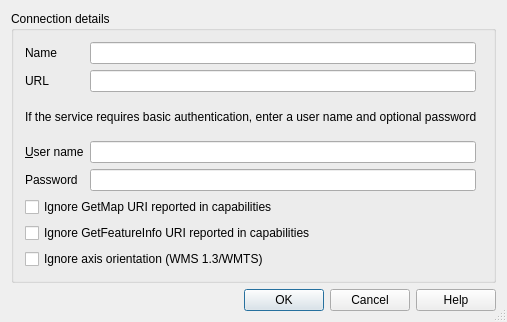
Qt form src/ui/qgsnewhttpconnectionbase.ui (qgis/QGIS) before a commit.
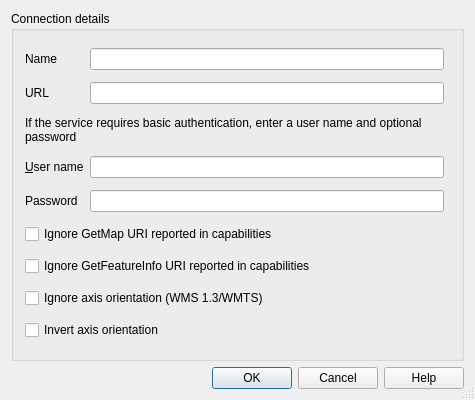
The same form after that commit.

Diff of the .ui file:
```diff
--- a/src/ui/qgsnewhttpconnectionbase.ui
+++ b/src/ui/qgsnewhttpconnectionbase.ui
@@ -6,8 +6,8 @@
    <rect>
     <x>0</x>
     <y>0</y>
-    <width>507</width>
-    <height>322</height>
+    <width>475</width>
+    <height>400</height>
    </rect>
   </property>
   <property name="windowTitle">
@@ -48,6 +48,12 @@
       </item>
       <item row="4" column="0" colspan="3">
        <widget class="QLabel" name="label">
+        <property name="sizePolicy">
+         <sizepolicy hsizetype="Minimum" vsizetype="Fixed">
+          <horstretch>0</horstretch>
+          <verstretch>0</verstretch>
+         </sizepolicy>
+        </property>
         <property name="text">
          <string>If the service requires basic authentication, enter a user name and optional password</string>
         </property>
@@ -149,6 +155,13 @@
         </property>
        </widget>
       </item>
+      <item row="11" column="0" colspan="2">
+       <widget class="QCheckBox" name="cbxInvertAxisOrientation">
+        <property name="text">
+         <string>Invert axis orientation</string>
+        </property>
+       </widget>
+      </item>
      </layout>
     </widget>
    </item>
```
